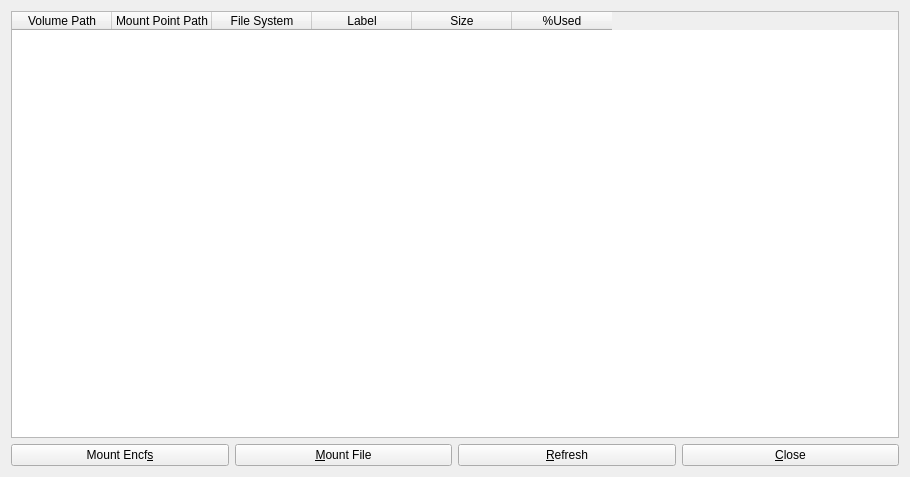
This is zuluMount-gui/mainwindow.ui in mhogomchungu/zuluCrypt as Qt 5 draws it before an edit. The edited form follows.
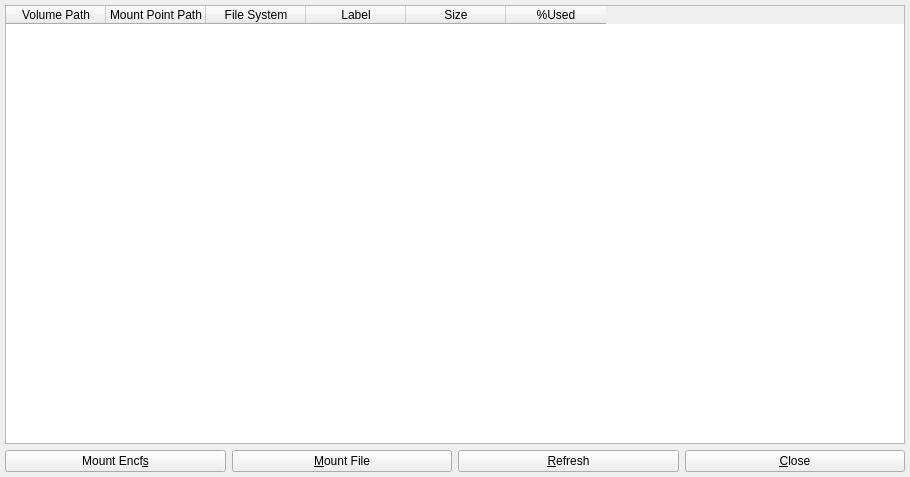
This is the edited form. Icons and pictures are not drawn.

Commit message: change buttons default heights  in zuluMount-gui to be consistent with the rest of the application button heights

```diff
--- a/zuluMount-gui/mainwindow.ui
+++ b/zuluMount-gui/mainwindow.ui
@@ -146,7 +146,7 @@
    </item>
   </layout>
  </widget>
- <layoutdefault spacing="6" margin="11"/>
+ <layoutdefault spacing="6" margin="5"/>
  <tabstops>
   <tabstop>pbclose</tabstop>
  </tabstops>
```
The commit also changes 3 other files.
